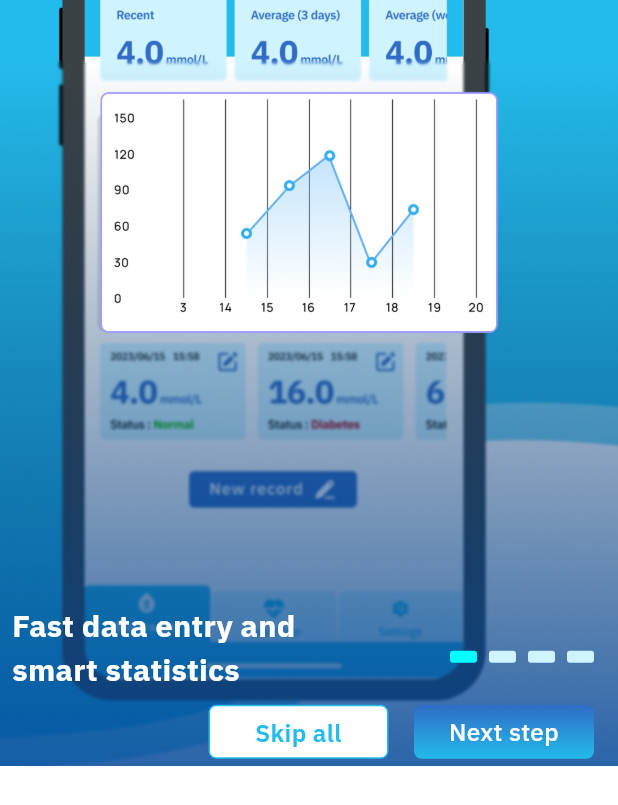
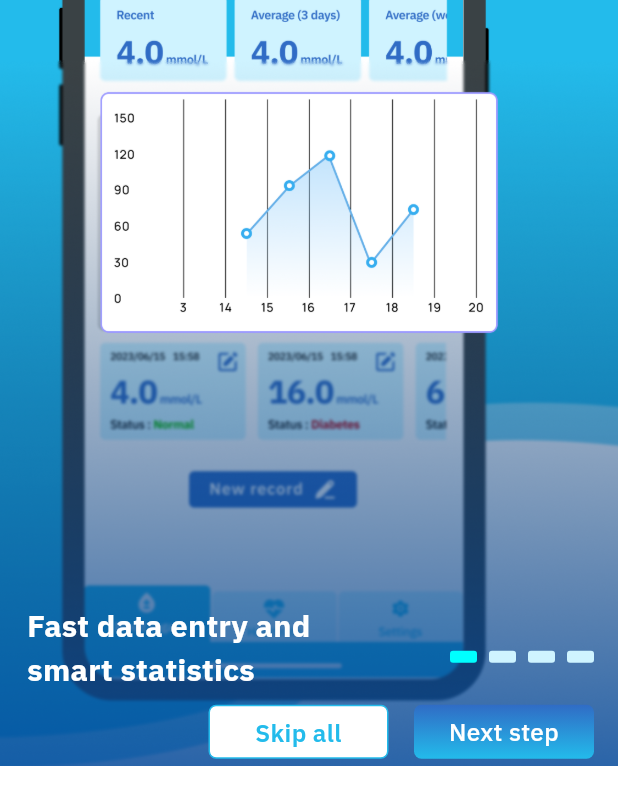
Before and after one commit to Intes-It-Mobile/blood-tracking-app, a Flutter app: the IntroScreen screen opened by its route, on a phone screen of 412 x 824 dp. Shown: the top 805 px of the screen. Run offline on Flutter 3.47's test engine with Material 2 defaults, Android fonts, the phone set to English and light mode, and no system bars; drawn by our look-alikes of smooth_page_indicator; our stand-ins replace dropdown_button2, fl_chart, flutter_html, flutter_local_notifications, flutter_mobx, flutter_svg and 12 more; missing offline and left inert: android_alarm_manager_plus, dart:ffi, excel, flutter_cupertino_datetime_picker, flutter_fgbg, flutter_share; accounts and stored records are empty; generated files the repository leaves out were written again.

Commit message:
fix ui intro

```diff
--- a/lib/views/splash/splash_intro.dart
+++ b/lib/views/splash/splash_intro.dart
@@ -193,7 +193,7 @@ class _IntroScreenState extends State<IntroScreen> {
             ],
           ),
           Container(
-              padding: EdgeInsets.only(left: 8),
+              padding: EdgeInsets.only(left: 18),
               margin: EdgeInsets.only(bottom: 50),
               alignment: Alignment.bottomLeft,
               child: Text(
```
